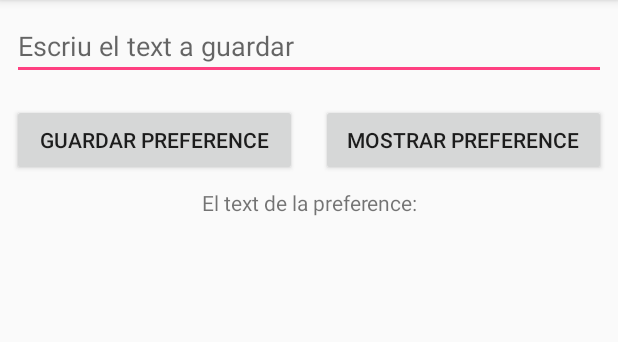
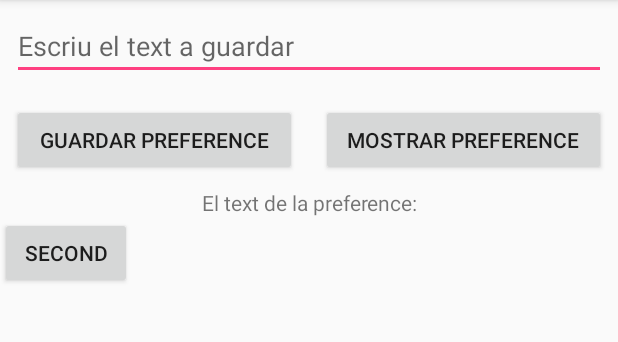
Before and after one commit to ITAcademyProjects/AndroidSharedPreferences, an Android app: the screen it shows after launch (MainActivity), after a tap on "GUARDAR PREFERENCE", on a phone screen of 412 x 824 dp, the part 84-426 px from its top. Run offline under Robolectric (Android 15) with nearby library versions, the phone set to English and light mode, and no system bars.

Commit message:
Added class solution

```diff
--- a/SharedPreferencesExample/app/src/main/AndroidManifest.xml
+++ b/SharedPreferencesExample/app/src/main/AndroidManifest.xml
@@ -16,6 +16,7 @@
                 <category android:name="android.intent.category.LAUNCHER" />
             </intent-filter>
         </activity>
+        <activity android:name=".SecondActivity"></activity>
     </application>
 
 </manifest>
--- a/SharedPreferencesExample/app/src/main/java/com/example/sharedpreferencesexample/MainActivity.java
+++ b/SharedPreferencesExample/app/src/main/java/com/example/sharedpreferencesexample/MainActivity.java
@@ -1,30 +1,52 @@
 package com.example.sharedpreferencesexample;
 
+import android.content.Context;
+import android.content.Intent;
 import android.content.SharedPreferences;
 import android.support.v7.app.AppCompatActivity;
 import android.os.Bundle;
 import android.view.View;
+import android.widget.EditText;
+import android.widget.TextView;
 import android.widget.Toast;
 
 public class MainActivity extends AppCompatActivity {
 
+    SharedPreferences prefs;
 
+    EditText et_texto;
+    TextView txt_resultado;
 
     @Override
     protected void onCreate(Bundle savedInstanceState) {
         super.onCreate(savedInstanceState);
         setContentView(R.layout.activity_main);
 
+        et_texto = findViewById(R.id.et_text);
+        txt_resultado = findViewById(R.id.txt_result);
+
+        prefs = getSharedPreferences("MisPreferencias", Context.MODE_PRIVATE);
 
     }
 
     public void onClickBtnSave(View v)
     {
+        String texto = et_texto.getText().toString();
 
+        SharedPreferences.Editor editor = prefs.edit();
+        editor.putString("textoGuardado",texto);
+        editor.commit();
     }
 
     public void onClickBtnShow(View v)
     {
-        Toast.makeText(this, "Clicked on Button", Toast.LENGTH_LONG).show();
+        String resultado = prefs.getString("textoGuardado","");
+        txt_resultado.setText(getString(R.string.txtResult)+" "+resultado);
+    }
+
+    public void onClickBtnSecond(View v)
+    {
+        Intent intent = new Intent(this, SecondActivity.class);
+        startActivity(intent);
     }
 }
--- a/SharedPreferencesExample/app/src/main/res/layout/activity_main.xml
+++ b/SharedPreferencesExample/app/src/main/res/layout/activity_main.xml
@@ -45,4 +45,9 @@
         android:text="@string/txtResult"
         android:layout_height="wrap_content" />
 
+    <Button
+        android:layout_width="wrap_content"
+        android:layout_height="wrap_content"
+        android:onClick="onClickBtnSecond"
+        android:text="Second" />
 </LinearLayout>
```
Also changed, not shown: SharedPreferencesExample/app/src/main/java/com/example/sharedpreferencesexample/SecondActivity.java (added, +27 -0 lines), SharedPreferencesExample/app/src/main/res/layout/activity_second.xml (added, +15 -0 lines).
